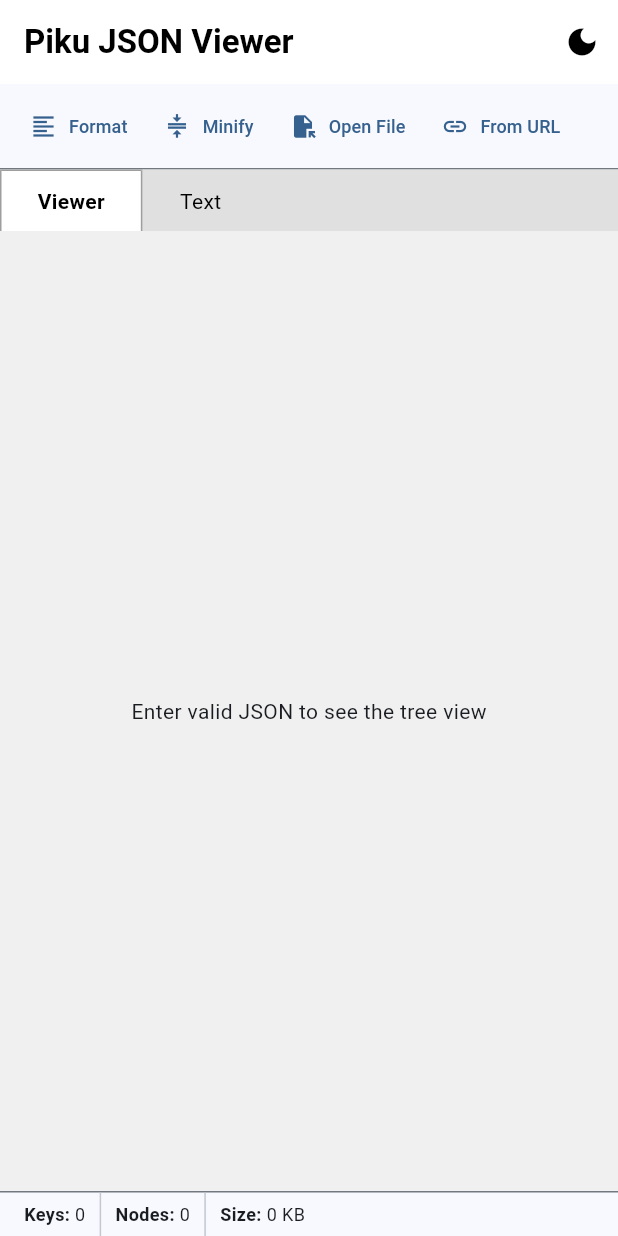
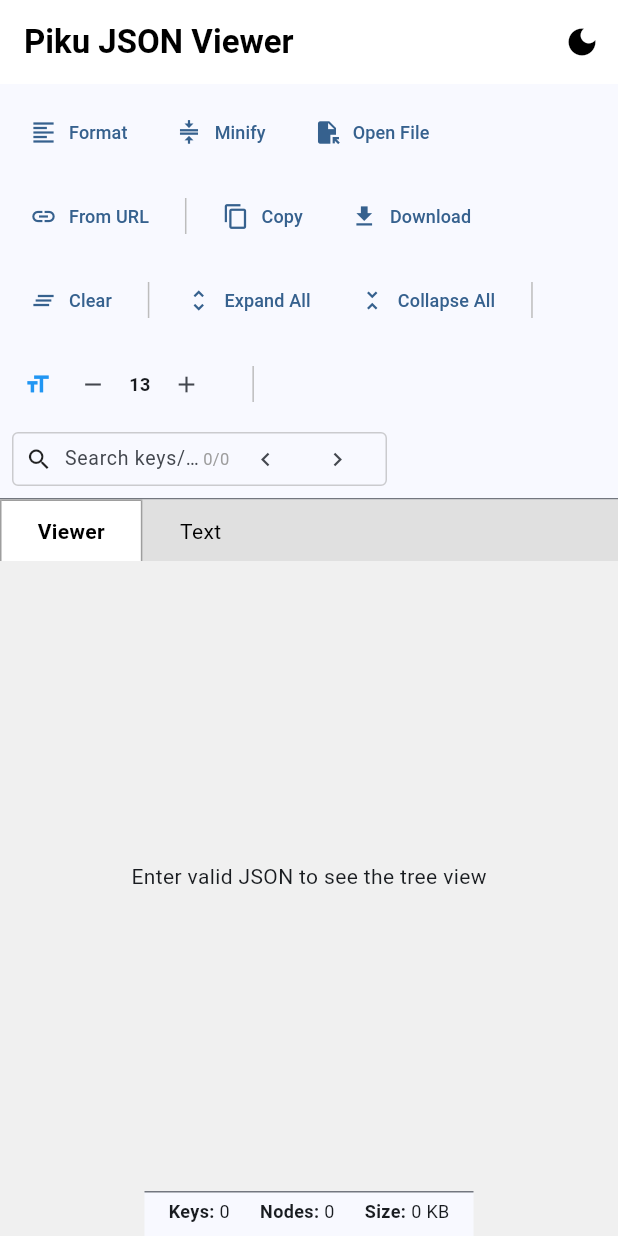
Before and after one commit to Abdullah272056/json_tools, a Flutter app: the screen it shows after launch, on a phone screen of 412 x 824 dp. Run offline on Flutter 3.47's test engine with Material 3 defaults, Android fonts, the phone set to English and light mode, and no system bars; our stand-ins replace file_picker, flutter_highlight, get; missing offline and left inert: flutter_code_editor, highlight, universal_html.

Commit message:
some change

```diff
--- a/lib/models/json_node.dart
+++ b/lib/models/json_node.dart
@@ -9,6 +9,9 @@
   List<JsonNode> children;
   final JsonNode? parent;
 
+  bool wasJustAdded;
+  bool isCollapsing; // New flag for smooth collapse
+
   JsonNode({
     required this.key,
     required this.value,
@@ -17,13 +20,9 @@
     this.isExpanded = false,
     this.children = const [],
     this.parent,
+    this.wasJustAdded = false,
+    this.isCollapsing = false,
   });
 
   bool get isExpandable => type == JsonNodeType.object || type == JsonNodeType.array;
-
-  String get valueString {
-    if (type == JsonNodeType.object) return 'Object {${children.length}}';
-    if (type == JsonNodeType.array) return 'Array [${children.length}]';
-    return value.toString();
-  }
 }
--- a/lib/views/home_view.dart
+++ b/lib/views/home_view.dart
@@ -18,15 +18,8 @@
 
 class _HomeViewState extends State<HomeView> with SingleTickerProviderStateMixin {
   final controller = Get.put(JsonController());
-  late TabController _tabController;
   final ScrollController _treeHorizontalScrollController = ScrollController();
   final ScrollController _tableHorizontalScrollController = ScrollController();
-
-  @override
-  void initState() {
-    super.initState();
-    _tabController = TabController(length: 2, vsync: this);
-  }
 
   @override
   void dispose() {
@@ -58,13 +51,24 @@
           const Toolbar(),
           _buildTabHeader(),
           Expanded(
-            child: TabBarView(
-              controller: _tabController,
-              children: [
-                _buildTreeView(),
-                _buildEditor(),
-              ],
+            child: Obx(() => AnimatedSwitcher(
+              duration: const Duration(milliseconds: 200),
+              transitionBuilder: (Widget child, Animation<double> animation) {
+                return FadeTransition(
+                  opacity: animation,
+                  child: SlideTransition(
+                    position: Tween<Offset>(
+                      begin: const Offset(0.02, 0),
+                      end: Offset.zero,
+                    ).animate(animation),
+                    child: child,
                   ),
+                );
+              },
+              child: controller.currentTabIndex.value == 0
+                  ? _buildTreeView()
+                  : _buildEditor(),
+            )),
           ),
           const StatusBar(),
         ],
@@ -79,17 +83,13 @@
         children: [
           _TabButton(
             title: 'Viewer',
-            isSelected: true,
-            onTap: () => _tabController.animateTo(0),
-            controller: _tabController,
             index: 0,
+            onTap: () => controller.currentTabIndex.value = 0,
           ),
           _TabButton(
             title: 'Text',
-            isSelected: false,
-            onTap: () => _tabController.animateTo(1),
-            controller: _tabController,
             index: 1,
+            onTap: () => controller.currentTabIndex.value = 1,
           ),
         ],
       ),
@@ -97,25 +97,28 @@
   }
 
   Widget _buildEditor() {
-    return Obx(() => Container(
+    return Container(
+      key: const ValueKey('EditorView'),
       color: Colors.white,
       child: CodeTheme(
         data: CodeThemeData(styles: controller.isDarkMode.value ? monokaiSublimeTheme : githubTheme),
         child: SingleChildScrollView(
           child: CodeField(
             controller: controller.codeController,
-            textStyle: const TextStyle(fontFamily: 'monospace', fontSize: 14),
+            textStyle: const TextStyle(fontFamily: 'monospace', fontSize: 14, fontWeight: FontWeight.bold),
             minLines: 40,
           ),
         ),
       ),
-    ));
+    );
   }
 
   double _viewerSplitRatio = 4 / 7;
 
   Widget _buildTreeView() {
-    return Obx(() {
+    return Container(
+      key: const ValueKey('TreeView'),
+      child: Obx(() {
         if (controller.isLoading.value) {
           return const Center(child: CircularProgressIndicator());
         }
@@ -144,14 +147,14 @@
                         scrollDirection: Axis.horizontal,
                         child: SizedBox(
                           width: 2000,
-                        child: AnimatedList(
-                          key: controller.treeListKey,
+                          child: ListView.builder(
+                            key: ValueKey(controller.flattenedNodes.length), // Refresh when count changes
                             controller: controller.treeScrollController,
-                          initialItemCount: controller.flattenedNodes.length,
-                          itemBuilder: (context, index, animation) {
-                            return SizeTransition(
-                              sizeFactor: animation,
-                              child: JsonTreeItem(node: controller.flattenedNodes[index]),
+                            itemCount: controller.flattenedNodes.length,
+                            itemBuilder: (context, index) {
+                              return JsonTreeItem(
+                                key: ValueKey(controller.flattenedNodes[index]),
+                                node: controller.flattenedNodes[index]
                               );
                             },
                           ),
@@ -185,7 +188,8 @@
             );
           },
         );
-    });
+      }),
+    );
   }
 
   Widget _buildDetailTable() {
@@ -298,25 +302,20 @@
 
 class _TabButton extends StatelessWidget {
   final String title;
-  final bool isSelected;
   final VoidCallback onTap;
-  final TabController controller;
   final int index;
 
   const _TabButton({
     required this.title,
-    required this.isSelected,
     required this.onTap,
-    required this.controller,
     required this.index,
   });
 
   @override
   Widget build(BuildContext context) {
-    return AnimatedBuilder(
-      animation: controller,
-      builder: (context, child) {
-        final bool active = controller.index == index;
+    final controller = Get.find<JsonController>();
+    return Obx(() {
+      final bool active = controller.currentTabIndex.value == index;
       return InkWell(
         onTap: onTap,
         child: Container(
@@ -338,7 +337,6 @@
           ),
         ),
       );
-      },
-    );
+    });
   }
 }
--- a/lib/widgets/status_bar.dart
+++ b/lib/widgets/status_bar.dart
@@ -10,20 +10,20 @@
     final controller = Get.find<JsonController>();
 
     return Container(
-      height: 30,
-      padding: const EdgeInsets.symmetric(horizontal: 16),
+      constraints: const BoxConstraints(minHeight: 30),
+      padding: const EdgeInsets.symmetric(horizontal: 16, vertical: 4),
       decoration: BoxDecoration(
         color: Theme.of(context).colorScheme.surface,
         border: Border(top: BorderSide(color: Theme.of(context).dividerColor)),
       ),
-      child: Obx(() => Row(
+      child: Obx(() => Wrap(
+        spacing: 20,
+        runSpacing: 4,
+        crossAxisAlignment: WrapCrossAlignment.center,
         children: [
           _StatusItem(label: 'Keys', value: '${controller.totalKeys.value}'),
-          const VerticalDivider(width: 20),
           _StatusItem(label: 'Nodes', value: '${controller.totalNodes.value}'),
-          const VerticalDivider(width: 20),
           _StatusItem(label: 'Size', value: controller.jsonSize.value),
-          const Spacer(),
           if (controller.validationError.value != null)
             _ValidationStatus(
               isValid: false,
@@ -46,6 +46,7 @@
   @override
   Widget build(BuildContext context) {
     return Row(
+      mainAxisSize: MainAxisSize.min,
       children: [
         Text('$label: ', style: const TextStyle(fontSize: 12, fontWeight: FontWeight.bold)),
         Text(value, style: const TextStyle(fontSize: 12)),
@@ -63,6 +64,7 @@
   @override
   Widget build(BuildContext context) {
     return Row(
+      mainAxisSize: MainAxisSize.min,
       children: [
         Icon(
           isValid ? Icons.check_circle : Icons.error,
--- a/lib/widgets/toolbar.dart
+++ b/lib/widgets/toolbar.dart
@@ -11,14 +11,16 @@
     final controller = Get.find<JsonController>();
 
     return Container(
-      padding: const EdgeInsets.symmetric(horizontal: 8, vertical: 4),
+      width: double.infinity,
+      padding: const EdgeInsets.symmetric(horizontal: 8, vertical: 8),
       decoration: BoxDecoration(
         color: Theme.of(context).colorScheme.surface,
         border: Border(bottom: BorderSide(color: Theme.of(context).dividerColor)),
       ),
-      child: SingleChildScrollView(
-        scrollDirection: Axis.horizontal,
-        child: Row(
+      child: Wrap(
+        spacing: 8,
+        runSpacing: 8,
+        crossAxisAlignment: WrapCrossAlignment.center,
         children: [
           _ActionButton(
             icon: Icons.format_align_left,
@@ -47,7 +49,7 @@
             },
             tooltip: 'Load JSON from URL',
           ),
-            const VerticalDivider(width: 20),
+          _buildDivider(),
           _ActionButton(
             icon: Icons.copy,
             label: 'Copy',
@@ -66,7 +68,7 @@
             onPressed: controller.clearJson,
             tooltip: 'Clear Editor',
           ),
-            const VerticalDivider(width: 20),
+          _buildDivider(),
           _ActionButton(
             icon: Icons.unfold_more,
             label: 'Expand All',
@@ -79,18 +81,29 @@
             onPressed: controller.collapseAll,
             tooltip: 'Collapse all nodes',
           ),
-            const VerticalDivider(width: 20),
+          _buildDivider(),
           _buildFontSizeControls(controller),
-            const VerticalDivider(width: 20),
+          _buildDivider(),
           _buildSearchBox(controller),
         ],
-        ),
       ),
     );
   }
 
+  Widget _buildDivider() {
+    return Container(
+      width: 1,
+      height: 24,
+      color: Colors.grey.shade400,
+      margin: const EdgeInsets.symmetric(horizontal: 4),
+    );
+  }
+
   Widget _buildFontSizeControls(JsonController controller) {
-    return Row(
+    return Container(
+      padding: const EdgeInsets.symmetric(horizontal: 8),
+      child: Row(
+        mainAxisSize: MainAxisSize.min,
         children: [
           const Icon(Icons.format_size, size: 18, color: Colors.blue),
           const SizedBox(width: 4),
@@ -113,6 +126,7 @@
             constraints: const BoxConstraints(),
           ),
         ],
+      ),
     );
   }
 
```
Also changed, not shown: lib/controllers/json_controller.dart (+30 -34 lines), lib/widgets/json_tree_item.dart (+74 -20 lines). Lines whose indentation alone changed are shown as unchanged.
